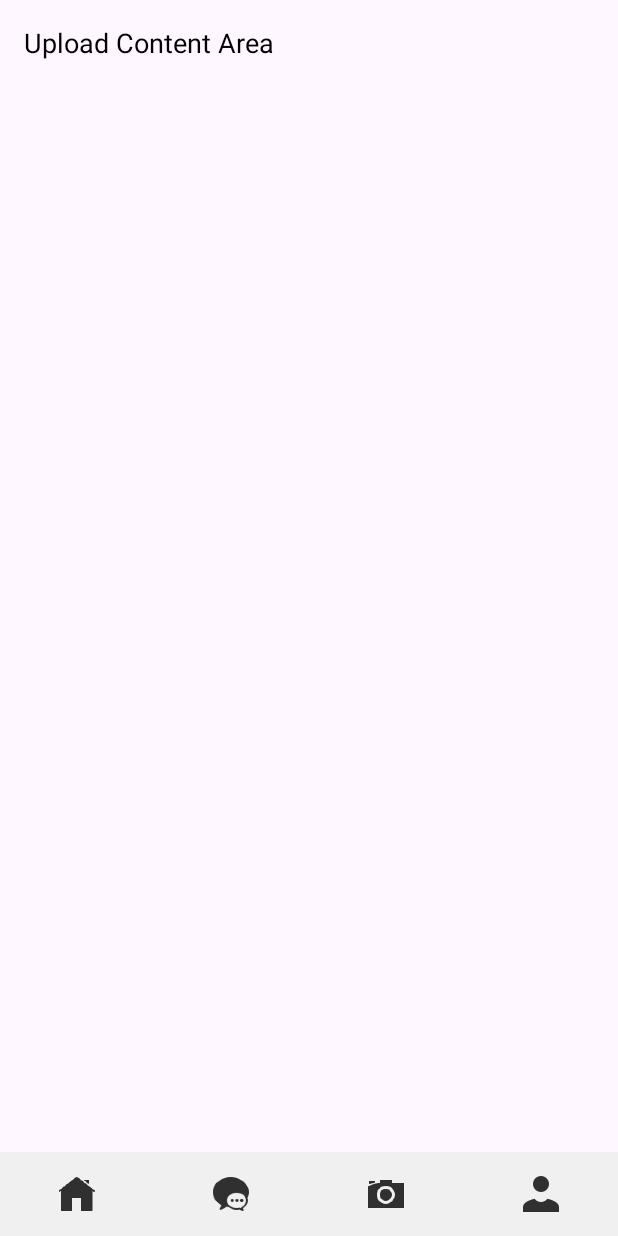
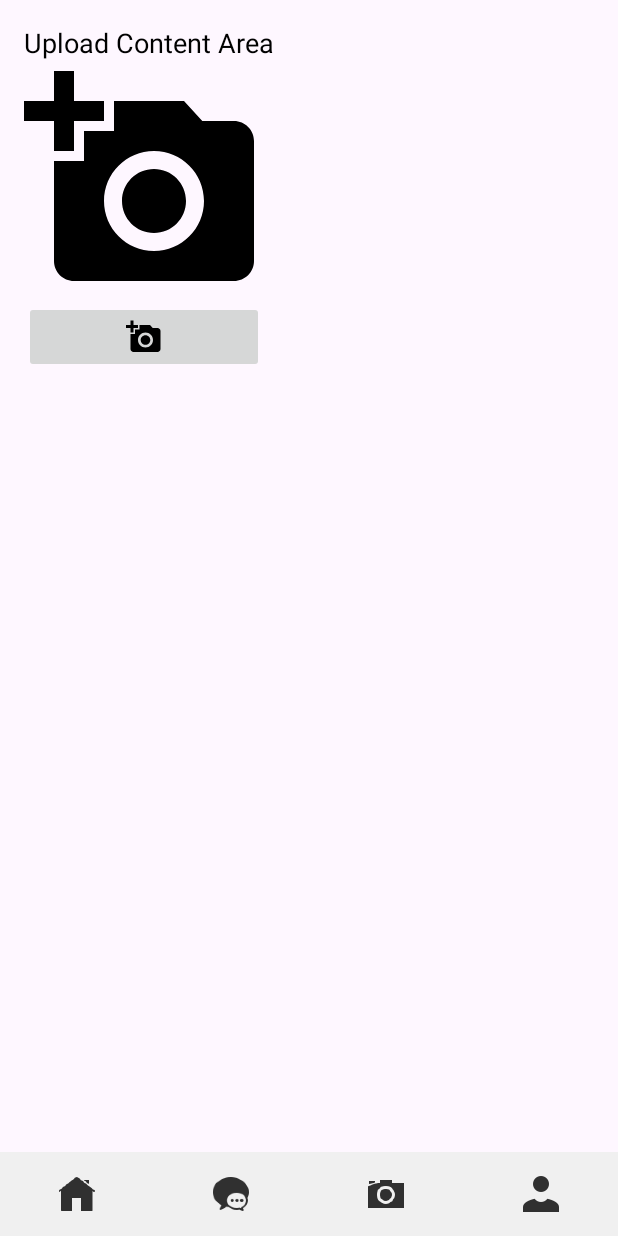
Before and after one commit to shigf1/ClothesShare-main, an Android app: the screen it shows after launch (UploadActivity), after a tap on "Upload", on a phone screen of 412 x 824 dp. Run offline under Robolectric (Android 15) with nearby library versions, the phone set to English and light mode, and no system bars.

Commit message:
Implemented Photo Picker Functionality
Implemented a button that opens up a photo picker for the user to choose a picture to upload for their post.

```diff
--- a/app/src/main/java/com/example/clothesshare/MainActivity.kt
+++ b/app/src/main/java/com/example/clothesshare/MainActivity.kt
@@ -32,7 +32,7 @@ class MainActivity : AppCompatActivity() {
         val data = ArrayList<PostItem>()
 
         for (i in 1..20) {
-            data.add(PostItem(R.drawable.post_mosaic, "Username $i", "Description $i"))
+            data.add(PostItem("Username $i",R.drawable.post_mosaic, "Description $i"))
         }
 
         val adapter = PostAdapter(data)
--- a/app/src/main/java/com/example/clothesshare/PostAdapter.kt
+++ b/app/src/main/java/com/example/clothesshare/PostAdapter.kt
@@ -14,7 +14,7 @@ RecyclerView.Adapter<PostAdapter.ViewHolder>(){
     override fun onCreateViewHolder(parent: ViewGroup, viewType: Int):
             ViewHolder {
         val view = LayoutInflater.from(parent.context)
-            .inflate(R.layout.cv_post_list_design, parent, false)
+            .inflate(R.layout.cv_post_design, parent, false)
 
         return ViewHolder(view)
     }
@@ -33,8 +33,8 @@ RecyclerView.Adapter<PostAdapter.ViewHolder>(){
     override fun getItemCount() = posts.size
 
     class ViewHolder(view: View) : RecyclerView.ViewHolder(view) {
-        val ivPostImage: ImageView = itemView.findViewById(R.id.post_image)
-        val tvUsername: TextView = itemView.findViewById(R.id.username)
-        val tvDescription: TextView = itemView.findViewById(R.id.post_description)
+        val ivPostImage: ImageView = itemView.findViewById(R.id.iv_post)
+        val tvUsername: TextView = itemView.findViewById(R.id.post_username)
+        val tvDescription: TextView = itemView.findViewById(R.id.tv_post)
     }
 }
--- a/app/src/main/java/com/example/clothesshare/PostItem.kt
+++ b/app/src/main/java/com/example/clothesshare/PostItem.kt
@@ -1,7 +1,8 @@
 package com.example.clothesshare
 
 data class PostItem(
+    val username: String,
     val image: Int,
-    val username: String,
-    val description: String
+    val description: String,
+    val photoFileName: String? = null
 )
--- a/app/src/main/java/com/example/clothesshare/ProfileActivity.kt
+++ b/app/src/main/java/com/example/clothesshare/ProfileActivity.kt
@@ -32,7 +32,7 @@ class ProfileActivity : AppCompatActivity() {
         val data = ArrayList<PostItem>()
 
         for (i in 1..20) {
-            data.add(PostItem(R.drawable.post_mosaic, "Username $i", "Description $i"))
+            data.add(PostItem("Username $i", R.drawable.post_mosaic, "Description $i"))
         }
 
         val adapter = PostAdapter(data)
--- a/app/src/main/java/com/example/clothesshare/UploadActivity.kt
+++ b/app/src/main/java/com/example/clothesshare/UploadActivity.kt
@@ -1,15 +1,51 @@
 package com.example.clothesshare
 
+import android.app.Activity
+import android.app.ComponentCaller
 import android.content.Intent
+import android.content.pm.PackageManager
+import android.content.pm.ResolveInfo
+import android.graphics.Bitmap
+import android.graphics.ImageDecoder
 import android.os.Bundle
 import androidx.activity.enableEdgeToEdge
 import androidx.appcompat.app.AppCompatActivity
 import androidx.core.view.ViewCompat
 import androidx.core.view.WindowInsetsCompat
 import com.example.clothesshare.databinding.ActivityUploadBinding
+import android.net.Uri
+import android.os.Build
+import android.provider.MediaStore
+import android.view.View
+import android.widget.ImageButton
+import android.widget.ImageView
+import androidx.activity.result.ActivityResultLauncher
+import androidx.activity.result.PickVisualMediaRequest
+import androidx.activity.result.contract.ActivityResultContracts
+import androidx.annotation.Nullable
+import androidx.core.app.ActivityCompat
+import androidx.core.content.ContextCompat
+import androidx.core.content.FileProvider
+//import kotlinx.android.synthetic.main.activity_upload.postPhoto
+import java.io.File
+import java.util.Date
 
 class UploadActivity : AppCompatActivity() {
     private lateinit var binding: ActivityUploadBinding
+
+    private val takePhoto = registerForActivityResult(
+        ActivityResultContracts.TakePicture()
+    ) { didTakePhoto: Boolean ->
+        // handle the result
+        if (didTakePhoto && photoName != null) {
+
+        }
+    }
+
+    var pickedPhoto : Uri? = null
+    var pickedBitMap : Bitmap? = null
+
+    private var photoName: String? = null
 
     override fun onCreate(savedInstanceState: Bundle?) {
         super.onCreate(savedInstanceState)
@@ -36,8 +72,88 @@ class UploadActivity : AppCompatActivity() {
             startActivity(Intent(this, MessagesActivity::class.java))
         }
 
+
         binding.uploadbutton.setOnClickListener() {
             recreate()
         }
+
+        val singlePhotoPickerLauncher =
+            registerForActivityResult(ActivityResultContracts.PickVisualMedia()){ uri ->
+                binding.postPhoto.setImageURI(uri)
+            }
+
+        binding.uploadPicture.setOnClickListener() {
+            singlePhotoPickerLauncher.launch(
+                PickVisualMediaRequest(ActivityResultContracts.PickVisualMedia.ImageOnly)
+            )
+                //photoName = "IMG_${Date()}.JPG"
+                //val photoFile = File(applicationContext.filesDir,
+                //    photoName)
+                //val photoUri = FileProvider.getUriForFile(
+                //    applicationContext,
+                //    "com.example.clothesshare.fileprovider",
+                //    photoFile
+                //)
+
+                //takePhoto.launch(photoUri)
+
+        }
+
+        //val captureImageIntent = takePhoto.contract.createIntent(
+        //    applicationContext,
+        //    Uri.parse("")
+        //)
+        //binding.uploadPicture.isEnabled = canResolveIntent(captureImageIntent)
     }
+
+    //fun pickedPhoto (view: View) {
+    //    if (ContextCompat.checkSelfPermission(this, android.Manifest.permission.READ_EXTERNAL_STORAGE)
+    //        != PackageManager.PERMISSION_GRANTED) {
+    //        ActivityCompat.requestPermissions(this, arrayOf(android.Manifest.permission.READ_EXTERNAL_STORAGE),
+    //            1)
+    //    } else {
+    //        val galleryIntext = Intent(Intent.ACTION_PICK, MediaStore.Images.Media.EXTERNAL_CONTENT_URI)
+    //        startActivityForResult(galleryIntext, 2)
+    //    }
+   //}
+
+    //override fun onRequestPermissionsResult(
+    //    requestCode: Int,
+    //    permissions: Array<out String>,
+    //    grantResults: IntArray
+    //) {
+    //    if (grantResults.size > 0 && grantResults[0] == PackageManager.PERMISSION_GRANTED){
+    //        val galleryIntext = Intent(Intent.ACTION_PICK, MediaStore.Images.Media.EXTERNAL_CONTENT_URI)
+    //        startActivityForResult(galleryIntext, 2)
+    //    }
+    //    super.onRequestPermissionsResult(requestCode, permissions, grantResults)
+    //}
+
+    //override fun onActivityResult(requestCode: Int, resultCode: Int, data: Intent?) {
+    //    if (requestCode == 2 && resultCode == Activity.RESULT_OK && data != null){
+    //        pickedPhoto = data.data
+    //        if (Build.VERSION.SDK_INT >= 28) {
+    //            val source = ImageDecoder.createSource(this.contentResolver, pickedPhoto!!)
+    //            pickedBitMap = ImageDecoder.decodeBitmap(source)
+                //postPhoto.setImageBitmap(pickedBitMap)
+    //            binding.postPhoto.setImageBitmap(pickedBitMap)
+    //        } else {
+    //            pickedBitMap = MediaStore.Images.Media.getBitmap(this.contentResolver, pickedPhoto!!)
+    //            //postPhoto.setImageBitmap(pickedBitMap)
+    //            binding.postPhoto.setImageBitmap(pickedBitMap)
+    //        }
+    //    }
+    //   super.onActivityResult(requestCode, resultCode, data)
+    //}
+
+    //private fun canResolveIntent(intent: Intent): Boolean {
+    //    val packageManager: PackageManager = application.packageManager
+    //    val resolvedActivity: ResolveInfo? =
+    //        packageManager.resolveActivity(
+    //            intent,
+    //            PackageManager.MATCH_DEFAULT_ONLY
+    //        )
+    //    return resolvedActivity != null
+    //}
+
 }
--- /dev/null
+++ b/app/src/main/res/drawable/add_photo.xml
@@ -0,0 +1,5 @@
+<vector xmlns:android="http://schemas.android.com/apk/res/android" android:height="24dp" android:tint="#000000" android:viewportHeight="24" android:viewportWidth="24" android:width="24dp">
+
+    <path android:fillColor="@android:color/white" android:pathData="M3,4V1h2v3h3v2H5v3H3V6H0V4H3zM6,10V7h3V4h7l1.83,2H21c1.1,0 2,0.9 2,2v12c0,1.1 -0.9,2 -2,2H5c-1.1,0 -2,-0.9 -2,-2V10H6zM13,19c2.76,0 5,-2.24 5,-5s-2.24,-5 -5,-5s-5,2.24 -5,5S10.24,19 13,19zM9.8,14c0,1.77 1.43,3.2 3.2,3.2s3.2,-1.43 3.2,-3.2s-1.43,-3.2 -3.2,-3.2S9.8,12.23 9.8,14z"/>
+
+</vector>
--- a/app/src/main/res/layout/activity_main.xml
+++ b/app/src/main/res/layout/activity_main.xml
@@ -27,7 +27,7 @@
             android:id="@+id/recyclerview"
             android:layout_width="match_parent"
             android:layout_height="wrap_content"
-            tools:listitem="@layout/cv_post_list_design"
+            tools:listitem="@layout/cv_post_design"
             app:layout_constraintBottom_toBottomOf="parent"
             app:layout_constraintEnd_toEndOf="parent"
             app:layout_constraintStart_toStartOf="parent"
--- a/app/src/main/res/layout/activity_profile.xml
+++ b/app/src/main/res/layout/activity_profile.xml
@@ -26,7 +26,7 @@
             android:id="@+id/recyclerview"
             android:layout_width="match_parent"
             android:layout_height="wrap_content"
-            tools:listitem="@layout/cv_post_list_design"
+            tools:listitem="@layout/cv_post_design"
             app:layout_constraintBottom_toBottomOf="parent"
             app:layout_constraintEnd_toEndOf="parent"
             app:layout_constraintStart_toStartOf="parent"
--- a/app/src/main/res/layout/activity_upload.xml
+++ b/app/src/main/res/layout/activity_upload.xml
@@ -1,5 +1,6 @@
 <LinearLayout xmlns:android="http://schemas.android.com/apk/res/android"
     xmlns:tools="http://schemas.android.com/tools"
+    xmlns:app="http://schemas.android.com/apk/res-auto"
     android:id="@+id/upload"
     android:layout_width="match_parent"
     android:layout_height="match_parent"
@@ -21,6 +22,28 @@
             android:text="Upload Content Area"
             android:textSize="18sp"
             android:textColor="#000000" />
+
+        <LinearLayout
+            android:layout_width="wrap_content"
+            android:layout_height="wrap_content"
+            android:orientation="vertical"
+            android:layout_marginEnd="16dp">
+
+            <ImageView
+                android:id="@+id/post_photo"
+                android:layout_width="160dp"
+                android:layout_height="160dp"
+                android:onClick="pickedPhoto"
+                app:srcCompat="@drawable/add_photo"/>
+
+            <ImageButton
+                android:id="@+id/upload_picture"
+                android:layout_width="match_parent"
+                android:layout_height="48dp"
+                android:src="@drawable/add_photo" />
+
+        </LinearLayout>
+
     </LinearLayout>
 
     <!-- Bottom Bar -->
--- /dev/null
+++ b/app/src/main/res/xml/files.xml
@@ -0,0 +1,6 @@
+<?xml version="1.0" encoding="utf-8"?>
+<paths>
+    <files-path
+        name="post_photos"
+        path="."/>
+</paths>
```
Also changed, not shown: app/src/main/AndroidManifest.xml (+26 -1 lines), app/src/main/res/layout/cv_post_design.xml (+7 -2 lines).
